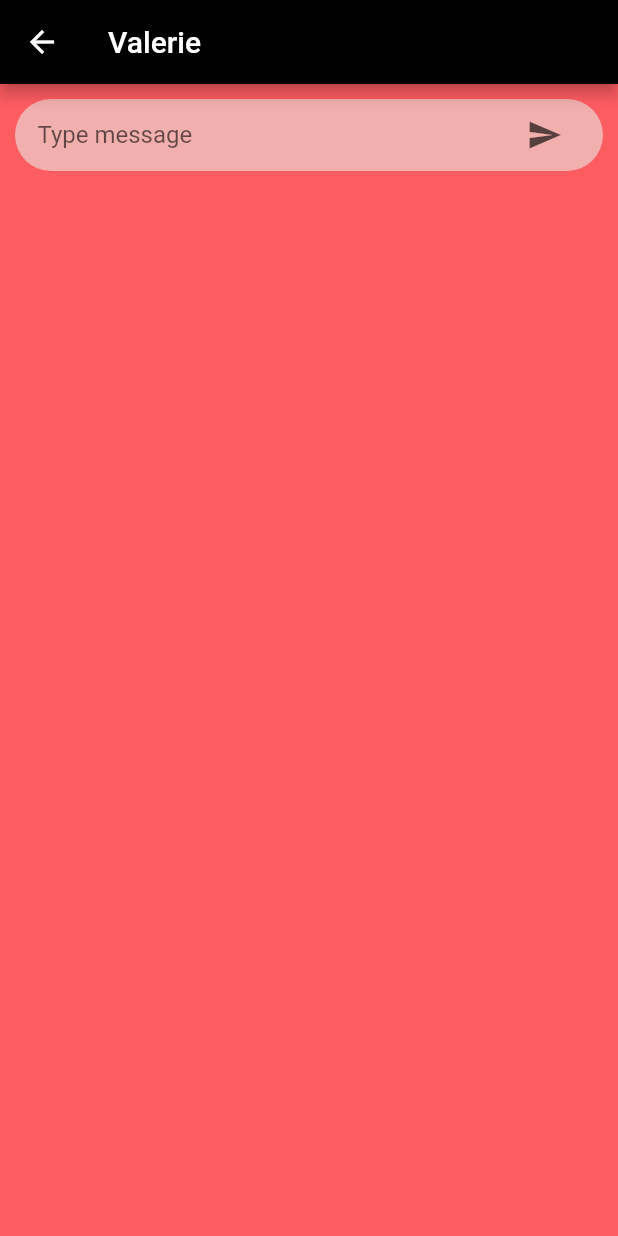
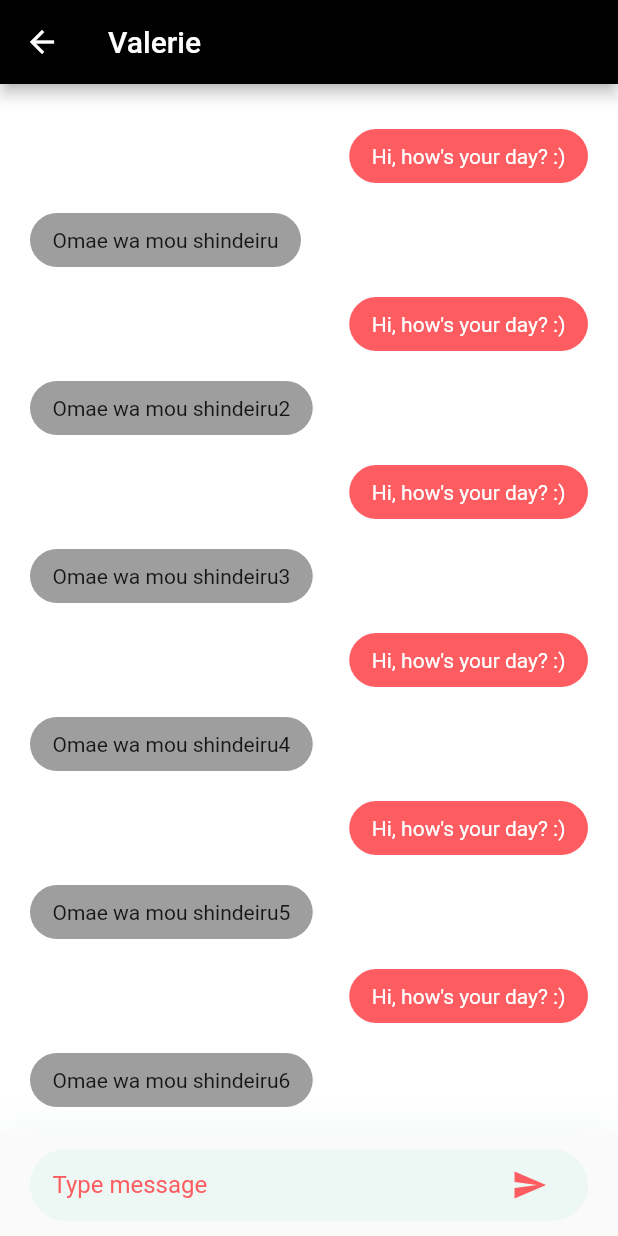
Before and after one commit to bingis-khan/christer, a Flutter app: the screen it shows after launch, after a tap on "Valerie", on a phone screen of 412 x 824 dp. Run offline on Flutter 3.47's test engine with Material 2 defaults, Android fonts, the phone set to English and light mode, and no system bars; our stand-ins replace flutter_svg, swipe_cards; project files that could hold a hidden picture were left out.

Commit message:
Create message page

```diff
--- a/christer/lib/data/chats_json.dart
+++ b/christer/lib/data/chats_json.dart
@@ -35,6 +35,16 @@ List<UserChat> chats_json = [
     messages: [
       Message(isYours: true, msg: "Hi, how's your day? :)", created_at: "2:13 pm"),
       Message(isYours: false, msg: "Omae wa mou shindeiru", created_at: "2:45 pm"),
+      Message(isYours: true, msg: "Hi, how's your day? :)", created_at: "2:13 pm"),
+      Message(isYours: false, msg: "Omae wa mou shindeiru2", created_at: "2:45 pm"),
+      Message(isYours: true, msg: "Hi, how's your day? :)", created_at: "2:13 pm"),
+      Message(isYours: false, msg: "Omae wa mou shindeiru3", created_at: "2:45 pm"),
+      Message(isYours: true, msg: "Hi, how's your day? :)", created_at: "2:13 pm"),
+      Message(isYours: false, msg: "Omae wa mou shindeiru4", created_at: "2:45 pm"),
+      Message(isYours: true, msg: "Hi, how's your day? :)", created_at: "2:13 pm"),
+      Message(isYours: false, msg: "Omae wa mou shindeiru5", created_at: "2:45 pm"),
+      Message(isYours: true, msg: "Hi, how's your day? :)", created_at: "2:13 pm"),
+      Message(isYours: false, msg: "Omae wa mou shindeiru6", created_at: "2:45 pm"),
     ],
   ),
   UserChat(
--- a/christer/lib/pages/user_chat_page.dart
+++ b/christer/lib/pages/user_chat_page.dart
@@ -2,9 +2,10 @@ import 'package:flutter/material.dart';
 import 'package:flutter/cupertino.dart';
 import 'package:christer/model/user_chat.dart';
 import 'package:christer/theme/colors.dart';
+import 'package:christer/model/message.dart';
 
 class UserChatPage extends StatefulWidget {
-  final UserChat userchat;
+  UserChat userchat;
 
   UserChatPage({Key? key, required this.userchat}) : super(key: key);
 
@@ -13,6 +14,14 @@ class UserChatPage extends StatefulWidget {
 }
 
 class _UserChatPageState extends State<UserChatPage> {
+  final myController = TextEditingController();
+
+  @override
+  void dispose() {
+    myController.dispose();
+    super.dispose();
+  }
+
   @override
   Widget build(BuildContext context){
     return Scaffold(
@@ -20,21 +29,67 @@ class _UserChatPageState extends State<UserChatPage> {
         title: Text(widget.userchat.name),
         backgroundColor: black,
       ),
-      backgroundColor: primary,
-      body: Padding(
-        padding: EdgeInsets.all(10),
-        child: Container(
-          height: 48,
+      backgroundColor: white,
+      body: Column(
+        children: [
+          Expanded(
+            child: Padding(
+              padding: const EdgeInsets.symmetric(horizontal: 20, vertical: 10),
+              child: ListView.builder(
+                itemCount: widget.userchat.messages.length,
+                itemBuilder: (context, index) =>
+                    Padding(
+                      padding: const EdgeInsets.only(top: 20),
+                      child: Row(
+                        mainAxisAlignment:
+                            widget.userchat.messages[index].isYours ? MainAxisAlignment.end : MainAxisAlignment.start,
+                        children: [
+                          Container(
+                            padding: const EdgeInsets.symmetric(
+                              horizontal: 15,
+                              vertical: 10,
+                            ),
                             decoration: BoxDecoration(
-              color: white.withOpacity(0.5),
-              borderRadius: BorderRadius.circular(24)),
+                              color: (widget.userchat.messages[index].isYours ? primary : Colors.grey) ,
+                              borderRadius: BorderRadius.circular(30),
+                            ),
+                            child: Text(
+                              widget.userchat.messages[index].msg,
+                              style: TextStyle(
+                                color: widget.userchat.messages[index].isYours
+                                    ? Colors.white
+                                    : Theme.of(context).textTheme.bodyText1!.color,
+                              ),
+                            ),
+                          ),
+                        ],
+                      ),
+                    ),
+              ),
+            ),
+          ),
+          Container(
+            padding: const EdgeInsets.symmetric(
+              horizontal: 20,
+              vertical: 10,
+            ),
+            decoration: BoxDecoration(
+              color: Theme.of(context).scaffoldBackgroundColor,
+              boxShadow: [
+                BoxShadow(
+                  offset: Offset(0, 4),
+                  blurRadius: 32,
+                  color: Color(0xFF087949).withOpacity(0.08),
+                ),
+              ],
+            ),
             child: SafeArea(
               child: Row(
                 children: [
                   Expanded(
                     child: Container(
-                    padding: EdgeInsets.symmetric(
-                      horizontal: 20.0 * 0.75,
+                      padding: const EdgeInsets.symmetric(
+                        horizontal: 20 * 0.75,
                       ),
                       decoration: BoxDecoration(
                         color: Color(0xFF00BF6D).withOpacity(0.05),
@@ -44,27 +99,30 @@ class _UserChatPageState extends State<UserChatPage> {
                         children: [
                           Expanded(
                             child: TextField(
+                              controller: myController,
                               decoration: InputDecoration(
                                 hintText: "Type message",
+                                hintStyle: TextStyle(color: primary),
                                 border: InputBorder.none,
                               ),
                             ),
                           ),
                           IconButton(
-                          icon: Icon(
+                            icon: const Icon(
                               Icons.send,
-                            color: Theme.of(context)
-                                .textTheme
-                                .bodyText1!
-                                .color!
-                                .withOpacity(0.64),
+                              color: primary,
                             ),
                             tooltip: "Send",
                             onPressed: (){
                               print("Message sent!");
+                              //insert to DB
+                              //...
+                              //local insert
+                              setState((){
+                                widget.userchat.messages.add(Message(isYours: true, msg: "${myController.text}", created_at: "2:22 pm"));
+                              });
                             },
                           ),
-
                         ],
                       ),
                     ),
@@ -73,6 +131,7 @@ class _UserChatPageState extends State<UserChatPage> {
               ),
             ),
           ),
+        ],
       ),
     );
   }
```
Lines whose indentation alone changed are shown as unchanged.
